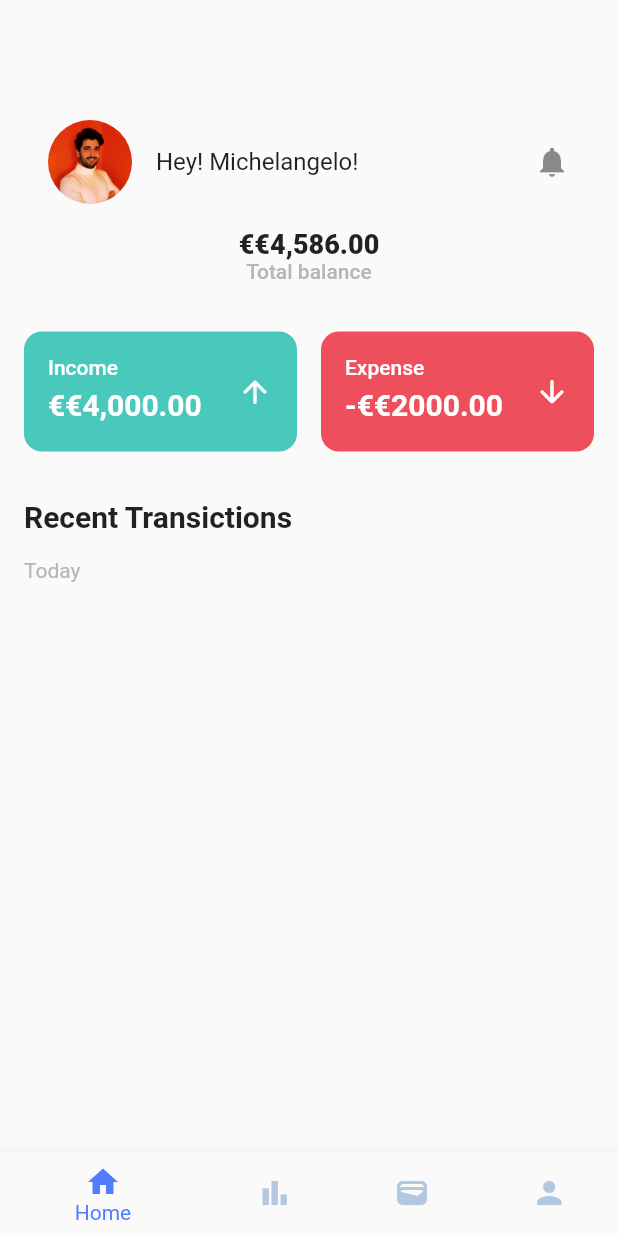
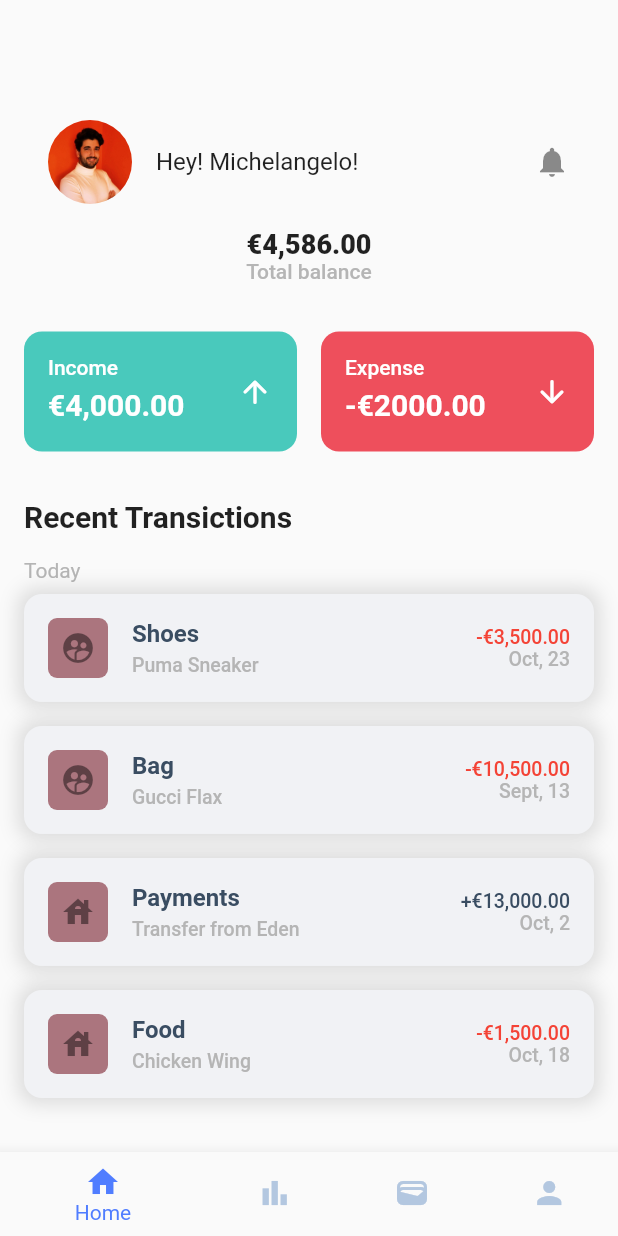
Before and after one commit to Michelangelo00/flutter-projects, a Flutter app: the screen it shows after launch, on a phone screen of 412 x 824 dp. Run offline on Flutter 3.47's test engine with Material 2 defaults, Android fonts, the phone set to English and light mode, and no system bars.

Commit message:
12:51 - 29/08/2023

```diff
--- a/moneymanagerapp/lib/data/userInfo.dart
+++ b/moneymanagerapp/lib/data/userInfo.dart
@@ -29,13 +29,17 @@ class Transaction {
 }
 
 const List<Transaction> transactions1 = [
-  Transaction(ItemCategoryType.fashion, TransactionType.outflow, "Shoes", "Puma Sneaker", "€3,500.00", "Oct, 23"),
-  Transaction(ItemCategoryType.fashion, TransactionType.outflow, "Bag", "Gucci Flax", "€10,500.00", "Sept, 13")
+  Transaction(ItemCategoryType.fashion, TransactionType.outflow, "Shoes",
+      "Puma Sneaker", "€3,500.00", "Oct, 23"),
+  Transaction(ItemCategoryType.fashion, TransactionType.outflow, "Bag",
+      "Gucci Flax", "€10,500.00", "Sept, 13")
 ];
 
 const List<Transaction> transactions2 = [
-  Transaction(ItemCategoryType.payments, TransactionType.inflow, "Payments", "Transfer from Eden", "€13,000.00", "Oct, 2"),
-  Transaction(ItemCategoryType.grocery, TransactionType.outflow, "Food", "Chicken Wing", "€1,500.00", "Oct, 18")
+  Transaction(ItemCategoryType.payments, TransactionType.inflow, "Payments",
+      "Transfer from Eden", "€13,000.00", "Oct, 2"),
+  Transaction(ItemCategoryType.grocery, TransactionType.outflow, "Food",
+      "Chicken Wing", "€1,500.00", "Oct, 18")
 ];
 
 const userdata = UserInfo(
@@ -43,4 +47,4 @@ const userdata = UserInfo(
     totalBalance: "€4,586.00",
     inflow: "€4,000.00",
     outflow: "€2000.00",
-    transactions: []);
+    transactions: [...transactions1, ...transactions2]);
--- a/moneymanagerapp/lib/screens/home_screen_tab.dart
+++ b/moneymanagerapp/lib/screens/home_screen_tab.dart
@@ -33,7 +33,7 @@ class HomeScreenTab extends StatelessWidget {
             Center(
               child: Column(children: [
                 Text(
-                  "€${userdata.totalBalance}",
+                  userdata.totalBalance,
                   style: Theme.of(context).textTheme.titleLarge?.copyWith(
                       fontSize: fontSizeHeading, fontWeight: FontWeight.w800),
                 ),
@@ -52,15 +52,15 @@ class HomeScreenTab extends StatelessWidget {
               children: [
                 Expanded(
                     child: IncomeExpenseCard(
-                  expenseData: ExpenseData("Income", "€${userdata.inflow}",
-                      Icons.arrow_upward_rounded),
+                  expenseData: ExpenseData(
+                      "Income", userdata.inflow, Icons.arrow_upward_rounded),
                 )),
                 const SizedBox(
                   width: defaultSpacing,
                 ),
                 Expanded(
                     child: IncomeExpenseCard(
-                  expenseData: ExpenseData("Expense", "-€${userdata.outflow}",
+                  expenseData: ExpenseData("Expense", "-${userdata.outflow}",
                       Icons.arrow_downward_rounded),
                 ))
               ],
@@ -84,7 +84,7 @@ class HomeScreenTab extends StatelessWidget {
             ),
             ...userdata.transactions.map((transaction) => TransictionItemTitle(
                   transaction: transaction,
-                ))
+                )),
           ],
         ),
       ),
--- a/moneymanagerapp/lib/widget/income_expense_card.dart
+++ b/moneymanagerapp/lib/widget/income_expense_card.dart
@@ -16,7 +16,6 @@ class IncomeExpenseCard extends StatelessWidget {
 
   @override
   Widget build(BuildContext context) {
-    Size size = MediaQuery.of(context).size;
     return Container(
       //margin: const EdgeInsets.only(right: defaultSpacing),
       height: 80,
--- a/moneymanagerapp/lib/widget/transiction_item_title.dart
+++ b/moneymanagerapp/lib/widget/transiction_item_title.dart
@@ -1,3 +1,5 @@
+import 'dart:math';
+
 import 'package:flutter/material.dart';
 import 'package:moneymanagerapp/data/userInfo.dart';
 import 'package:moneymanagerapp/utils/constants.dart';
@@ -7,9 +9,23 @@ class TransictionItemTitle extends StatelessWidget {
 
   const TransictionItemTitle({super.key, required this.transaction});
 
+  String getSign(TransactionType type) {
+    switch (type) {
+      case TransactionType.inflow:
+        return "+";
+      case TransactionType.outflow:
+        return "-";
+    }
+  }
+
+  Color getRandomBgColor() {
+    return Color(Random().nextInt(0xFF000000));
+  }
+
   @override
   Widget build(BuildContext context) {
     return Container(
+      margin: const EdgeInsets.symmetric(vertical: defaultSpacing / 2),
       decoration: const BoxDecoration(
           boxShadow: [
             BoxShadow(
@@ -23,10 +39,10 @@ class TransictionItemTitle extends StatelessWidget {
       child: ListTile(
         leading: Container(
             padding: const EdgeInsets.all(defaultSpacing / 2),
-            decoration: const BoxDecoration(
-                color: Colors.red,
+            decoration: BoxDecoration(
+                color: getRandomBgColor(),
                 borderRadius:
-                    BorderRadius.all(Radius.circular(defaultRadius / 2))),
+                    const BorderRadius.all(Radius.circular(defaultRadius / 2))),
             child: transaction.categoryType == ItemCategoryType.fashion
                 ? const Icon(Icons.supervised_user_circle_sharp)
                 : const Icon(Icons.house)),
@@ -49,13 +65,13 @@ class TransictionItemTitle extends StatelessWidget {
             crossAxisAlignment: CrossAxisAlignment.end,
             children: [
               Text(
-                transaction.amount,
+                "${getSign(transaction.transactionType)}${transaction.amount}",
                 style: Theme.of(context).textTheme.bodyText1?.copyWith(
                     color:
                         transaction.transactionType == TransactionType.outflow
                             ? Colors.red
                             : fontHeading,
-                    fontSize: fontSizeTitle),
+                    fontSize: fontSizeBody),
               ),
               Text(
                 transaction.date,
```
